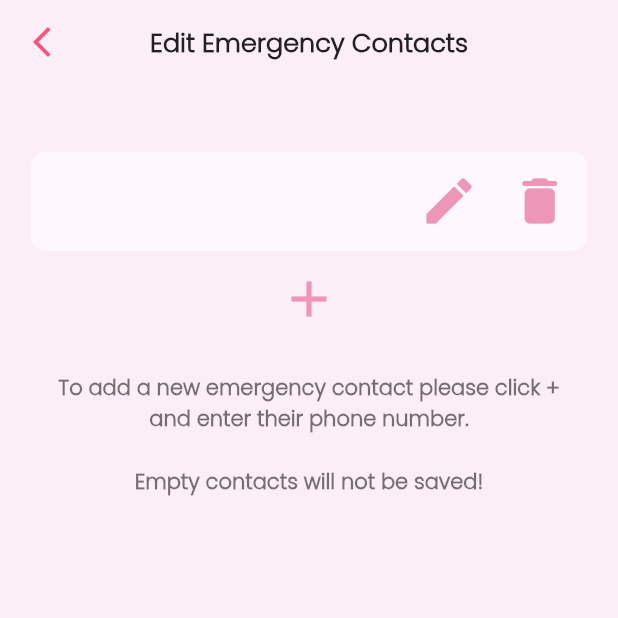
After one commit to dila0/google-solution-challenge-2023-bilkent, a Flutter app: the AddEmergencyContact screen opened directly, after a tap on the "add" icon, on a phone screen of 412 x 824 dp, the top half of it. The commit adds this screen. Run offline on Flutter 3.47's test engine with Material 2 defaults, Android fonts, the phone set to English and light mode, and no system bars; our stand-ins replace assets_audio_player, awesome_snackbar_content, babstrap_settings_screen, banner_carousel, cloud_firestore, firebase_auth and 6 more; missing offline and left inert: favorite_button, smart_alert_dialog; accounts and stored records are empty.

Commit message:
emergency contacts done!!!!

```diff
--- /dev/null
+++ b/lib/screens/add_emergency_contacts_screen.dart
@@ -0,0 +1,116 @@
+import 'package:flutter/material.dart';
+import 'package:google_solution/utilities/emergency_contact_textfield.dart';
+import 'package:google_solution/utilities/firebase_utility.dart';
+
+import '../utilities/constants.dart';
+import '../utilities/profile_container.dart';
+import '../utilities/register_text_field.dart';
+
+class AddEmergencyContact extends StatefulWidget {
+  const AddEmergencyContact({Key? key}) : super(key: key);
+
+  @override
+  State<AddEmergencyContact> createState() => _AddEmergencyContactState();
+}
+
+class _AddEmergencyContactState extends State<AddEmergencyContact> {
+  List<Widget> containers = [];
+
+  void deleteFunc(int index) {
+    setState(() {
+      containers.removeAt(index);
+    });
+  }
+
+  void initContainers() {
+    containers = [];
+    for (int i = 0; i < FirebaseUtility.contacts.length; i++) {
+      containers.add(
+        EmergencyContactTextField(
+          iconName: Icons.edit,
+          startNumber: FirebaseUtility.contacts[i],
+          index: i,
+          deleteFunction: deleteFunc,
+        ),
+      );
+    }
+  }
+
+  @override
+  void initState() {
+    super.initState();
+    initContainers();
+  }
+
+  @override
+  Widget build(BuildContext context) {
+    void addEmptyContact() {
+      setState(() {
+        containers.add(EmergencyContactTextField(
+          iconName: Icons.edit,
+          startNumber: "",
+          index: containers.length,
+          deleteFunction: deleteFunc,
+        ));
+      });
+    }
+
+    return Scaffold(
+      resizeToAvoidBottomInset: true,
+      appBar: AppBar(
+        backgroundColor: Colors.transparent,
+        shadowColor: Colors.transparent,
+        centerTitle: true,
+        title: Text(
+          "Edit Emergency Contacts",
+          style: kEmergencyContactTextStyle.copyWith(color: Colors.black87),
+        ),
+        leading: IconButton(
+          onPressed: () {
+            Navigator.pop(context);
+          },
+          icon: const Icon(
+            Icons.arrow_back_ios_new,
+            color: kButtonColor,
+          ),
+        ),
+      ),
+      backgroundColor: kBackgroundColor,
+      body: SingleChildScrollView(
+        physics: const BouncingScrollPhysics(),
+        child: Column(
+          crossAxisAlignment: CrossAxisAlignment.center,
+          children: [
+            SizedBox(
+              height: MediaQuery.of(context).size.height / 20,
+              width: double.infinity,
+            ),
+            Column(
+              crossAxisAlignment: CrossAxisAlignment.center,
+              children: containers.map((e) {
+                return e;
+              }).toList(),
+            ),
+            IconButton(
+              onPressed: () {
+                addEmptyContact();
+              },
+              icon: const Icon(Icons.add),
+              iconSize: kBottomIconSize,
+              color: kCirclesColor,
+            ),
+            SizedBox(height: MediaQuery.of(context).size.height / 40),
+            const Padding(
+              padding: EdgeInsets.symmetric(horizontal: 30),
+              child: Text(
+                "To add a new emergency contact please click + and enter their phone number. \n \nEmpty contacts will not be saved! ",
+                style: kContactUtilitiesTextStyle,
+                textAlign: TextAlign.center,
+              ),
+            ),
+          ],
+        ),
+      ),
+    );
+  }
+}
--- /dev/null
+++ b/lib/utilities/emergency_contact_textfield.dart
@@ -0,0 +1,183 @@
+import 'package:flutter/cupertino.dart';
+import 'package:flutter/material.dart';
+import 'package:google_solution/utilities/firebase_utility.dart';
+import 'constants.dart';
+
+class EmergencyContactTextField extends StatefulWidget {
+  EmergencyContactTextField(
+      {super.key,
+      required this.iconName,
+      required this.startNumber,
+      required this.index,
+      required this.deleteFunction,
+      this.isLast = false});
+
+  IconData iconName;
+  String startNumber;
+  final bool isLast;
+  final int index;
+  final Function deleteFunction;
+
+  @override
+  State<EmergencyContactTextField> createState() =>
+      _EmergencyContactTextFieldState();
+}
+
+class _EmergencyContactTextFieldState extends State<EmergencyContactTextField> {
+  bool _isEnable = false;
+
+  @override
+  Widget build(BuildContext context) {
+    void finished({required String input}) {
+      if (input != "" && input != widget.startNumber) {
+        FirebaseUtility.addContact(input, widget.startNumber);
+        setState(() {
+          widget.startNumber = input;
+        });
+      }
+    }
+
+    void delete(String input) {
+      widget.deleteFunction(widget.index);
+      if (input != "") {
+        FirebaseUtility.removeContact(widget.startNumber);
+      }
+    }
+
+    TextEditingController _controller =
+        TextEditingController(text: widget.startNumber);
+    return Container(
+      decoration: const BoxDecoration(
+        borderRadius: BorderRadius.all(Radius.circular(kButtonRoundness)),
+        color: Colors.white60,
+      ),
+      margin: EdgeInsets.symmetric(
+          horizontal: MediaQuery.of(context).size.width * 0.05,
+          vertical: MediaQuery.of(context).size.width * 0.01),
+      child: Row(
+        mainAxisAlignment: MainAxisAlignment.spaceBetween,
+        children: [
+          Stack(
+            children: [
+              Container(
+                margin: EdgeInsets.symmetric(
+                    horizontal: MediaQuery.of(context).size.width * 0.05),
+                width: MediaQuery.of(context).size.width * 0.5,
+                child: Visibility(
+                  visible: _isEnable,
+                  child: TextField(
+                    autofocus: true,
+                    /*onTapOutside: (var a) {
+                      setState(() {
+                        _controller.text = widget.startNumber;
+                        _isEnable = false;
+                      });
+                    },*/
+                    onSubmitted: (s) {
+                      setState(() {
+                        _isEnable = false;
+                        finished(input: s);
+                      });
+                    },
+                    style: kSignUpTextFieldTextStyle,
+                    textAlign: TextAlign.left,
+                    keyboardType: TextInputType.phone,
+                    textInputAction: widget.isLast
+                        ? TextInputAction.done
+                        : TextInputAction.next,
+                    controller: _controller,
+                    enabled: _isEnable,
+                  ),
+                ),
+              ),
+              Container(
+                margin: EdgeInsets.symmetric(
+                    horizontal: MediaQuery.of(context).size.width * 0.05),
+                width: MediaQuery.of(context).size.width * 0.5,
+                child: Visibility(
+                  visible: !_isEnable,
+                  child: TextField(
+                    decoration: const InputDecoration(border: InputBorder.none),
+                    autofocus: false,
+                    /*onTapOutside: (var a) {
+                  setState(() {
+                    _controller.text = widget.startNumber;
+                    _isEnable = false;
+                  });
+                },*/
+                    onSubmitted: (s) {
+                      setState(() {
+                        _isEnable = false;
+                        finished(input: s);
+                      });
+                    },
+                    style: kSignUpTextFieldTextStyle,
+                    textAlign: TextAlign.left,
+                    keyboardType: TextInputType.phone,
+                    textInputAction: widget.isLast
+                        ? TextInputAction.done
+                        : TextInputAction.next,
+                    controller: _controller,
+                    enabled: _isEnable,
+                  ),
+                ),
+              ),
+            ],
+          ),
+
+          Visibility(
+            visible: !_isEnable,
+            child: Padding(
+              padding: const EdgeInsets.symmetric(vertical: 5.0, horizontal: 1),
+              child: IconButton(
+                onPressed: () {
+                  setState(() {
+                    _isEnable = true;
+                  });
+                },
+                icon: Icon(widget.iconName),
+                iconSize: kBottomIconSize,
+                color: kCirclesColor,
+              ),
+            ),
+          ),
+          Visibility(
+            visible: !_isEnable,
+            child: Padding(
+              padding: const EdgeInsets.symmetric(vertical: 5.0, horizontal: 1),
+              child: IconButton(
+                onPressed: () {
+                  setState(() {
+                    delete(_controller.text);
+                  });
+                },
+                icon: const Icon(Icons.delete_rounded),
+                iconSize: kBottomIconSize,
+                color: kCirclesColor,
+              ),
+            ),
+          ),
+          Visibility(
+            visible: _isEnable,
+            child: Padding(
+              padding: const EdgeInsets.only(
+                  top: 5.0, bottom: 5.0, left: 5.0, right: 8.0),
+              child: IconButton(
+                onPressed: () {
+                  setState(() {
+                    _isEnable = false;
+                    finished(input: _controller.text);
+                  });
+                },
+                icon: const Icon(Icons.done),
+                iconSize: kBottomIconSize,
+                color: kCirclesColor,
+              ),
+            ),
+          ),
+          //TODO: Take username
+        ],
+      ),
+    );
+  }
+}
--- a/lib/utilities/firebase_utility.dart
+++ b/lib/utilities/firebase_utility.dart
@@ -54,7 +54,7 @@ class FirebaseUtility {
       favourites = {};
     }
     try {
-      contacts = ds.data()!['contacts'] as List<String>;
+      contacts = List<String>.from(ds.data()!['emergencyContacts']);
     } catch (error) {
       contacts = [];
     }
@@ -100,6 +100,25 @@ class FirebaseUtility {
         .collection('users')
         .doc(_auth.currentUser?.uid)
         .update({'favourites': favourites}).catchError(
+            (error) => {print(error)}); //TODO handle error
+  }
+
+  static void addContact(String contact, String oldContact) {
+    contacts.remove(oldContact);
+    contacts.add(contact);
+    _fireStore
+        .collection('users')
+        .doc(_auth.currentUser?.uid)
+        .update({'emergencyContacts': contacts}).catchError(
+            (error) => {print(error)}); //TODO handle error
+  }
+
+  static void removeContact(String contact) {
+    contacts.remove(contact);
+    _fireStore
+        .collection('users')
+        .doc(_auth.currentUser?.uid)
+        .update({'emergencyContacts': contacts}).catchError(
             (error) => {print(error)}); //TODO handle error
   }
 
--- a/lib/utilities/profile_container.dart
+++ b/lib/utilities/profile_container.dart
@@ -8,13 +8,11 @@ class ProfilePageContainer extends StatelessWidget {
     required this.iconName,
     required this.profileNameString,
     required this.userNameString,
-    required this.widthBetween,
   });
 
   Icon iconName;
   String profileNameString;
   String userNameString;
-  double widthBetween;
 
   @override
   Widget build(BuildContext context) {
```
Also changed, not shown: lib/screens/profile_screen.dart (+9 -3 lines), lib/utilities/emergency_contact.dart (+25 -11 lines).
